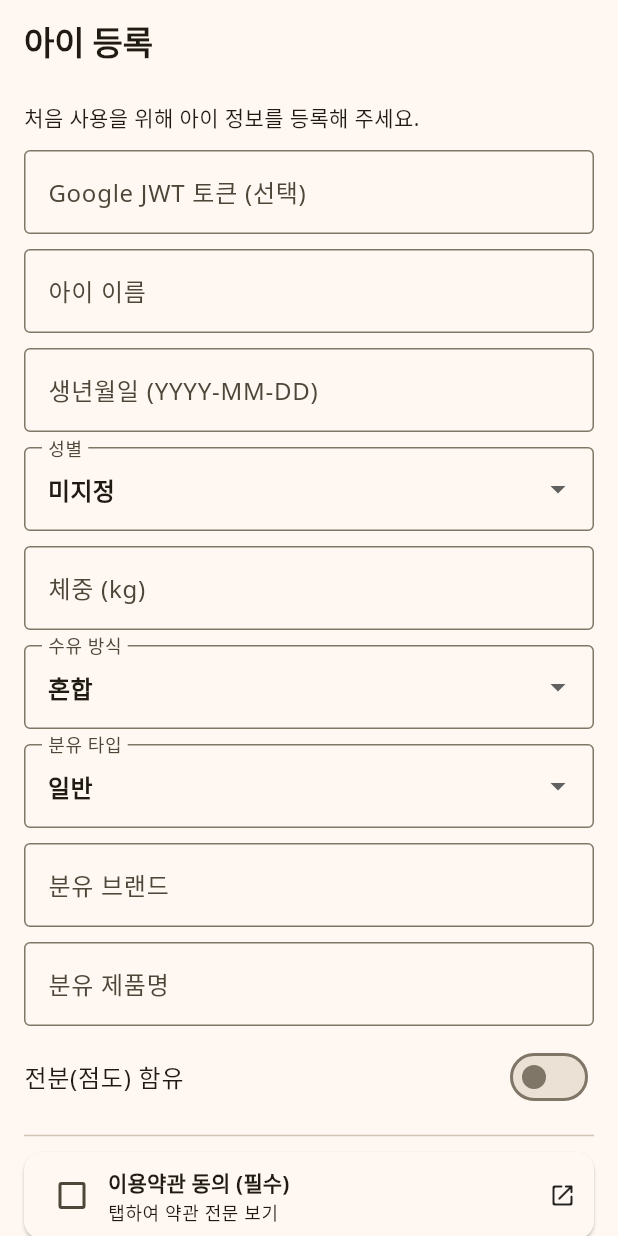
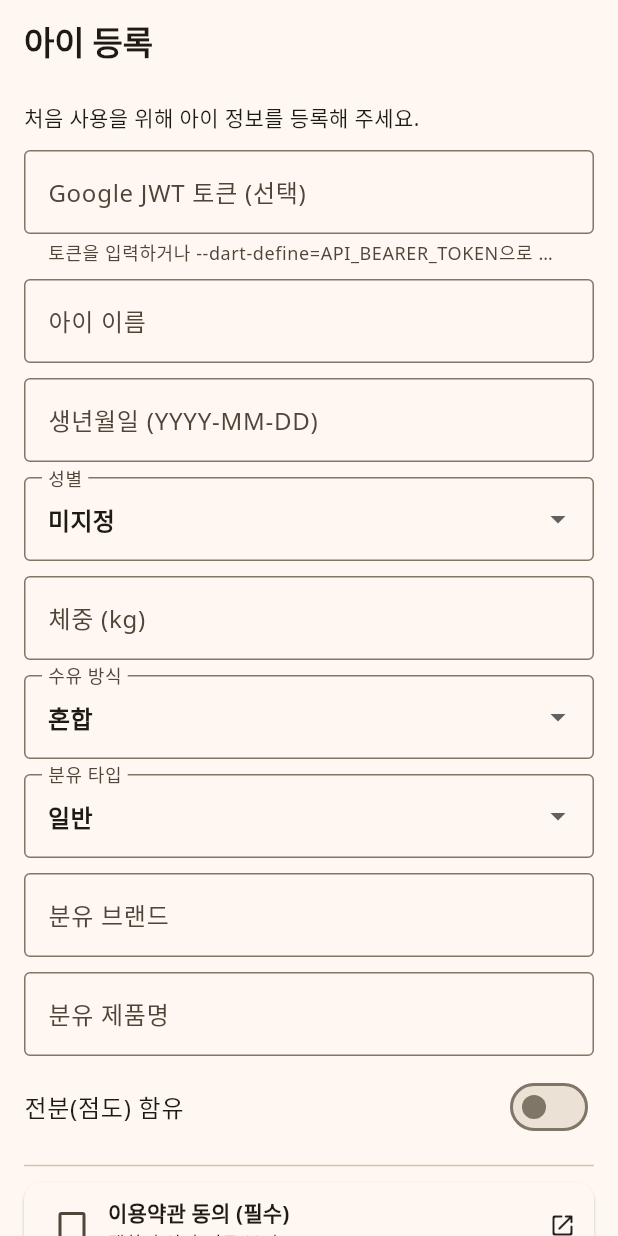
Before and after one commit to milkrevenant/babyai, a Flutter app: the screen it shows after launch, on a phone screen of 412 x 824 dp. Run offline on Flutter 3.47's test engine with Material 3 defaults, Android fonts, the phone set to English and light mode, and no system bars; our stand-ins replace dio.

Commit message:
fix: require onboarding token before profile submission

```diff
--- a/apps/mobile/lib/features/settings/child_profile_page.dart
+++ b/apps/mobile/lib/features/settings/child_profile_page.dart
@@ -510,6 +510,15 @@ class _ChildProfilePageState extends State<ChildProfilePage> {
     return values;
   }
 
+  String _tokenRequiredMessage() {
+    return tr(
+      context,
+      ko: "로그인 토큰이 필요합니다. Google JWT 토큰을 입력하거나 --dart-define=API_BEARER_TOKEN으로 실행해 주세요.",
+      en: "Login token is required. Enter Google JWT token or run with --dart-define=API_BEARER_TOKEN.",
+      es: "Se requiere token. Ingrese JWT de Google o ejecute con --dart-define=API_BEARER_TOKEN.",
+    );
+  }
+
   Future<void> _submit() async {
     if (_loading) {
       return;
@@ -525,6 +534,13 @@ class _ChildProfilePageState extends State<ChildProfilePage> {
 
     try {
       final String typedToken = _tokenController.text.trim();
+      final bool hasBearerToken = typedToken.isNotEmpty ||
+          BabyAIApi.currentBearerToken.trim().isNotEmpty;
+
+      if (widget.initialOnboarding && !hasBearerToken) {
+        throw ApiFailure(_tokenRequiredMessage());
+      }
+
       if (typedToken.isNotEmpty) {
         BabyAIApi.setBearerToken(typedToken);
       }
@@ -678,8 +694,31 @@ class _ChildProfilePageState extends State<ChildProfilePage> {
                     en: "Google JWT token (optional)",
                     es: "Token JWT de Google (opcional)",
                   ),
+                  helperText: BabyAIApi.currentBearerToken.trim().isNotEmpty
+                      ? tr(
+                          context,
+                          ko: "Bearer 토큰이 이미 설정되어 있습니다.",
+                          en: "Bearer token is already configured.",
+                          es: "El token ya esta configurado.",
+                        )
+                      : tr(
+                          context,
+                          ko: "토큰을 입력하거나 --dart-define=API_BEARER_TOKEN으로 실행하세요.",
+                          en: "Provide token here or use --dart-define=API_BEARER_TOKEN.",
+                          es: "Ingrese token aqui o use --dart-define=API_BEARER_TOKEN.",
+                        ),
                   border: const OutlineInputBorder(),
                 ),
+                validator: (String? value) {
+                  if (!widget.initialOnboarding ||
+                      BabyAIApi.currentBearerToken.trim().isNotEmpty) {
+                    return null;
+                  }
+                  if ((value ?? "").trim().isEmpty) {
+                    return _tokenRequiredMessage();
+                  }
+                  return null;
+                },
               ),
               const SizedBox(height: 10),
             ],
```
